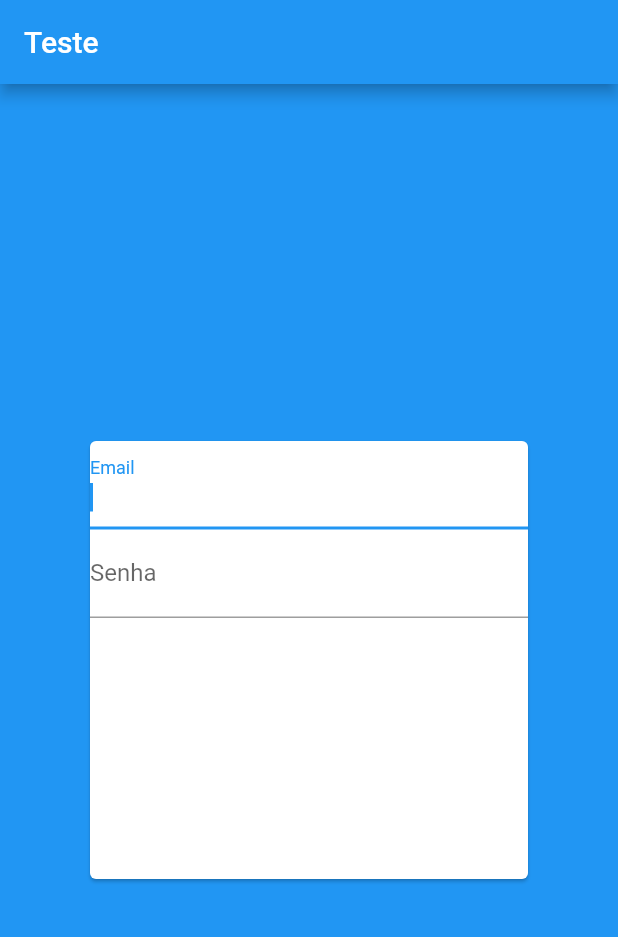
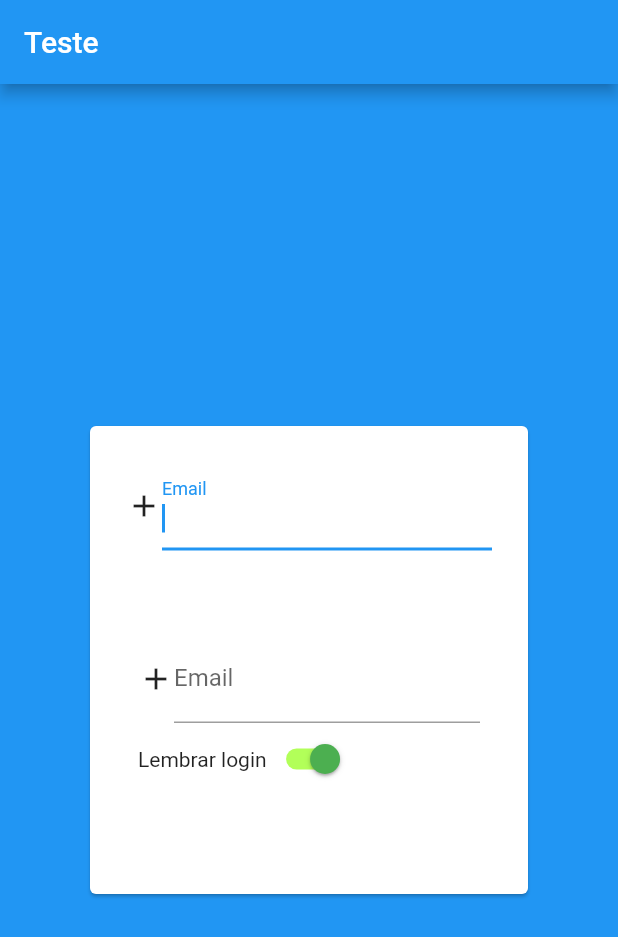
Before and after one commit to diogerafael/algafood, a Flutter app: the screen it shows after launch, on a phone screen of 412 x 824 dp. Shown: the top 937 px of the screen. Run offline on Flutter 3.47's test engine with Material 2 defaults, Android fonts, the phone set to English and light mode, and no system bars.

Commit message:
Criaç;ao da tela de login

```diff
--- a/lib/main.dart
+++ b/lib/main.dart
@@ -39,18 +39,12 @@ class Login extends StatelessWidget{
       body: Center(
         child: SizedBox(
           width: 300.0,
-          height: 300.0,
+          height: 320.0,
             child:  Card(
-              child:Column(
+              child: ListView(
                 children: <Widget>[
-                  TextField(autofocus: true,
-                  decoration: InputDecoration(
-                    labelText: 'Email'
-                  ),),
-              TextField(autofocus: true,
-              decoration: InputDecoration(
-                  labelText: 'Senha'
-              ),)
+                  loginSetion,
+                  passwdSetion,
                 ],
               ),
             )
@@ -59,3 +53,58 @@ class Login extends StatelessWidget{
     );
   }
 }
+
+
+Widget loginSetion = Container(
+  padding: const EdgeInsets.all(24),
+  child: Row(children: <Widget>[
+    Icon(Icons.add),
+    Expanded(
+      child: TextField(autofocus: true,
+                      decoration: InputDecoration(
+                        labelText: 'Email'
+                      ),),
+    )
+
+  ],),
+);
+
+bool isSwitched = true;
+
+Widget passwdSetion = Container(
+  padding: const EdgeInsets.all(32),
+  child: Column(children: <Widget>[
+    Row(
+      children: <Widget>[
+        Icon(Icons.add),
+        Expanded(
+      child: TextField(autofocus: true,
+                      decoration: InputDecoration(
+                        labelText: 'Email'
+                      ),),
+    )
+      ],
+    ),
+    Row(
+      children: <Widget>[
+        Divider(),
+        Row(
+          children: <Widget>[
+            Text('Lembrar login'),
+            Switch(
+              value: isSwitched,
+              activeTrackColor: Colors.lightGreenAccent,
+              activeColor: Colors.green,
+              onChanged: _onSwitchChanged
+            )
+          ],
+        )
+      ],
+    )
+  ],),
+);
+
+
+void _onSwitchChanged(bool value) {
+      isSwitched = false;
+    }
```
